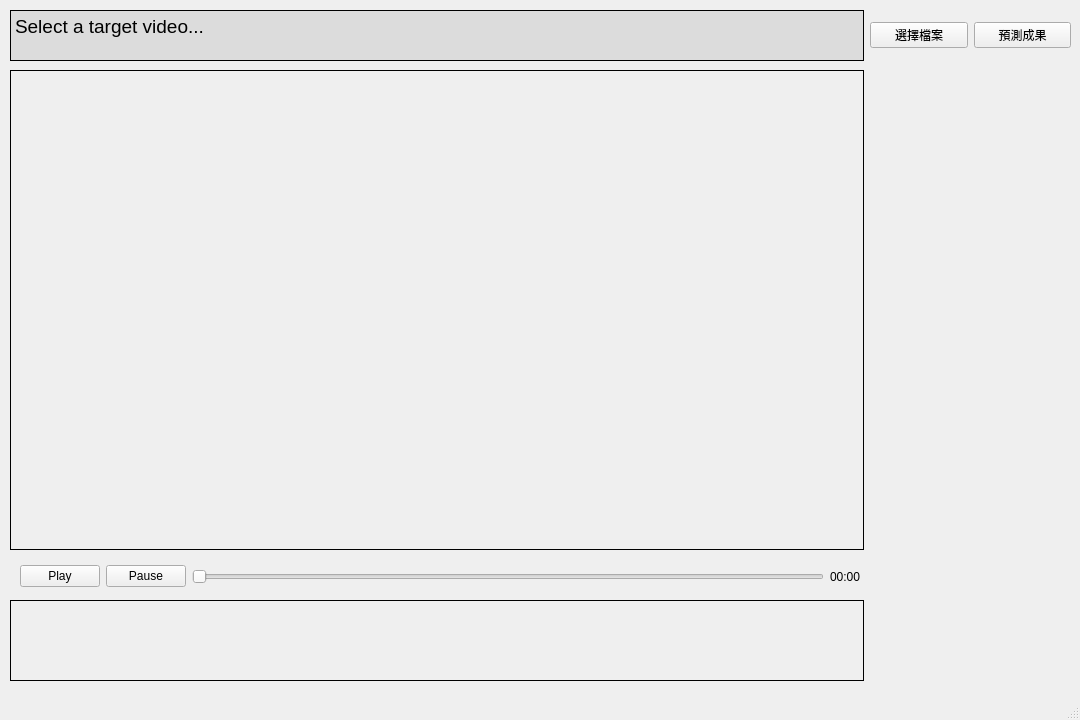
First picture: the form in src/UI/UI.ui, repository happy91512/EE_Graduation_Project, before the edit.
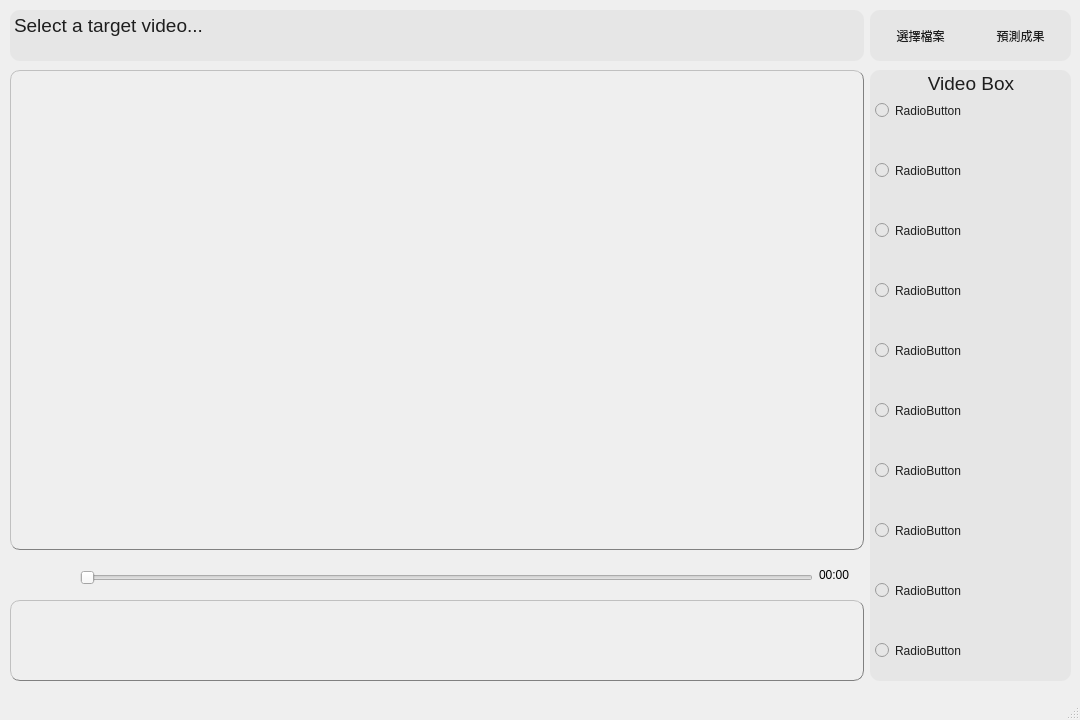
Second picture: the form after the edit. Icons and pictures are not drawn.

Commit message: [add&mod]Update new UI display and video box function. Add some UI images and GIFs.

```diff
--- a/src/UI/UI.ui
+++ b/src/UI/UI.ui
@@ -42,7 +42,11 @@
      <bool>false</bool>
     </property>
     <property name="styleSheet">
-     <string notr="true">background:rgb(220, 220, 220)</string>
+     <string notr="true">background:rgb(230, 230, 230);
+color: rgb(30, 30, 30);
+border-radius: 10px;
+border-style: outset;
+</string>
     </property>
     <property name="frameShape">
      <enum>QFrame::Box</enum>
@@ -64,22 +68,6 @@
 &lt;p style=&quot; margin-top:0px; margin-bottom:0px; margin-left:0px; margin-right:0px; -qt-block-indent:0; text-indent:0px;&quot;&gt;Select a target video...&lt;/p&gt;&lt;/body&gt;&lt;/html&gt;</string>
     </property>
    </widget>
-   <widget class="QLabel" name="show_video">
-    <property name="geometry">
-     <rect>
-      <x>10</x>
-      <y>70</y>
-      <width>854</width>
-      <height>480</height>
-     </rect>
-    </property>
-    <property name="frameShape">
-     <enum>QFrame::Box</enum>
-    </property>
-    <property name="text">
-     <string/>
-    </property>
-   </widget>
    <widget class="QLabel" name="show_analysis">
     <property name="geometry">
      <rect>
@@ -89,6 +77,12 @@
       <height>81</height>
      </rect>
     </property>
+    <property name="styleSheet">
+     <string notr="true">border-radius: 10px;
+border-style: outset;
+border-width: 1px;
+border-color: rgb(128, 128, 128);</string>
+    </property>
     <property name="frameShape">
      <enum>QFrame::Box</enum>
     </property>
@@ -96,97 +90,490 @@
      <string/>
     </property>
    </widget>
-   <widget class="QWidget" name="horizontalLayoutWidget">
-    <property name="geometry">
-     <rect>
-      <x>10</x>
-      <y>556</y>
-      <width>851</width>
-      <height>41</height>
-     </rect>
+   <widget class="QGroupBox" name="groupBox">
+    <property name="enabled">
+     <bool>true</bool>
     </property>
-    <layout class="QHBoxLayout" name="horizontalLayout">
-     <property name="leftMargin">
-      <number>10</number>
-     </property>
-     <property name="rightMargin">
-      <number>0</number>
-     </property>
-     <item>
-      <widget class="QPushButton" name="play">
-       <property name="text">
-        <string>Play</string>
-       </property>
-      </widget>
-     </item>
-     <item>
-      <widget class="QPushButton" name="pause">
-       <property name="text">
-        <string>Pause</string>
-       </property>
-      </widget>
-     </item>
-     <item>
-      <widget class="QSlider" name="slider">
-       <property name="orientation">
-        <enum>Qt::Horizontal</enum>
-       </property>
-      </widget>
-     </item>
-     <item>
-      <widget class="QLabel" name="video_time">
-       <property name="text">
-        <string>00:00</string>
-       </property>
-      </widget>
-     </item>
-    </layout>
-   </widget>
-   <widget class="QWidget" name="horizontalLayoutWidget_2">
     <property name="geometry">
      <rect>
       <x>870</x>
-      <y>10</y>
+      <y>70</y>
       <width>201</width>
+      <height>611</height>
+     </rect>
+    </property>
+    <property name="font">
+     <font>
+      <pointsize>14</pointsize>
+     </font>
+    </property>
+    <property name="styleSheet">
+     <string notr="true">border-radius: 10px;
+background:rgb(230, 230, 230);
+color: rgb(30, 30, 30);</string>
+    </property>
+    <property name="title">
+     <string>Video Box</string>
+    </property>
+    <property name="alignment">
+     <set>Qt::AlignCenter</set>
+    </property>
+    <property name="flat">
+     <bool>false</bool>
+    </property>
+    <widget class="QRadioButton" name="radioButton_2">
+     <property name="geometry">
+      <rect>
+       <x>5</x>
+       <y>90</y>
+       <width>150</width>
+       <height>21</height>
+      </rect>
+     </property>
+     <property name="text">
+      <string>RadioButton</string>
+     </property>
+    </widget>
+    <widget class="QRadioButton" name="radioButton_5">
+     <property name="geometry">
+      <rect>
+       <x>5</x>
+       <y>270</y>
+       <width>150</width>
+       <height>21</height>
+      </rect>
+     </property>
+     <property name="text">
+      <string>RadioButton</string>
+     </property>
+    </widget>
+    <widget class="QRadioButton" name="radioButton_3">
+     <property name="geometry">
+      <rect>
+       <x>5</x>
+       <y>150</y>
+       <width>150</width>
+       <height>21</height>
+      </rect>
+     </property>
+     <property name="text">
+      <string>RadioButton</string>
+     </property>
+    </widget>
+    <widget class="QRadioButton" name="radioButton_9">
+     <property name="geometry">
+      <rect>
+       <x>5</x>
+       <y>510</y>
+       <width>150</width>
+       <height>21</height>
+      </rect>
+     </property>
+     <property name="text">
+      <string>RadioButton</string>
+     </property>
+    </widget>
+    <widget class="QRadioButton" name="radioButton_7">
+     <property name="geometry">
+      <rect>
+       <x>5</x>
+       <y>390</y>
+       <width>150</width>
+       <height>21</height>
+      </rect>
+     </property>
+     <property name="text">
+      <string>RadioButton</string>
+     </property>
+    </widget>
+    <widget class="QRadioButton" name="radioButton_4">
+     <property name="geometry">
+      <rect>
+       <x>5</x>
+       <y>210</y>
+       <width>150</width>
+       <height>21</height>
+      </rect>
+     </property>
+     <property name="text">
+      <string>RadioButton</string>
+     </property>
+    </widget>
+    <widget class="QRadioButton" name="radioButton_6">
+     <property name="geometry">
+      <rect>
+       <x>5</x>
+       <y>330</y>
+       <width>150</width>
+       <height>21</height>
+      </rect>
+     </property>
+     <property name="text">
+      <string>RadioButton</string>
+     </property>
+    </widget>
+    <widget class="QRadioButton" name="radioButton_10">
+     <property name="geometry">
+      <rect>
+       <x>5</x>
+       <y>570</y>
+       <width>150</width>
+       <height>21</height>
+      </rect>
+     </property>
+     <property name="text">
+      <string>RadioButton</string>
+     </property>
+    </widget>
+    <widget class="QRadioButton" name="radioButton_1">
+     <property name="geometry">
+      <rect>
+       <x>5</x>
+       <y>30</y>
+       <width>150</width>
+       <height>21</height>
+      </rect>
+     </property>
+     <property name="text">
+      <string>RadioButton</string>
+     </property>
+    </widget>
+    <widget class="QRadioButton" name="radioButton_8">
+     <property name="geometry">
+      <rect>
+       <x>5</x>
+       <y>450</y>
+       <width>150</width>
+       <height>21</height>
+      </rect>
+     </property>
+     <property name="text">
+      <string>RadioButton</string>
+     </property>
+    </widget>
+    <widget class="QLabel" name="gif_1">
+     <property name="geometry">
+      <rect>
+       <x>165</x>
+       <y>25</y>
+       <width>30</width>
+       <height>30</height>
+      </rect>
+     </property>
+     <property name="frameShape">
+      <enum>QFrame::Box</enum>
+     </property>
+     <property name="text">
+      <string/>
+     </property>
+    </widget>
+    <widget class="QLabel" name="gif_2">
+     <property name="geometry">
+      <rect>
+       <x>165</x>
+       <y>85</y>
+       <width>30</width>
+       <height>30</height>
+      </rect>
+     </property>
+     <property name="frameShape">
+      <enum>QFrame::Box</enum>
+     </property>
+     <property name="text">
+      <string/>
+     </property>
+    </widget>
+    <widget class="QLabel" name="gif_3">
+     <property name="geometry">
+      <rect>
+       <x>165</x>
+       <y>145</y>
+       <width>30</width>
+       <height>30</height>
+      </rect>
+     </property>
+     <property name="frameShape">
+      <enum>QFrame::Box</enum>
+     </property>
+     <property name="text">
+      <string/>
+     </property>
+    </widget>
+    <widget class="QLabel" name="gif_4">
+     <property name="geometry">
+      <rect>
+       <x>165</x>
+       <y>205</y>
+       <width>30</width>
+       <height>30</height>
+      </rect>
+     </property>
+     <property name="frameShape">
+      <enum>QFrame::Box</enum>
+     </property>
+     <property name="text">
+      <string/>
+     </property>
+    </widget>
+    <widget class="QLabel" name="gif_5">
+     <property name="geometry">
+      <rect>
+       <x>165</x>
+       <y>265</y>
+       <width>30</width>
+       <height>30</height>
+      </rect>
+     </property>
+     <property name="frameShape">
+      <enum>QFrame::Box</enum>
+     </property>
+     <property name="text">
+      <string/>
+     </property>
+    </widget>
+    <widget class="QLabel" name="gif_6">
+     <property name="geometry">
+      <rect>
+       <x>165</x>
+       <y>325</y>
+       <width>30</width>
+       <height>30</height>
+      </rect>
+     </property>
+     <property name="frameShape">
+      <enum>QFrame::Box</enum>
+     </property>
+     <property name="text">
+      <string/>
+     </property>
+    </widget>
+    <widget class="QLabel" name="gif_7">
+     <property name="geometry">
+      <rect>
+       <x>165</x>
+       <y>385</y>
+       <width>30</width>
+       <height>30</height>
+      </rect>
+     </property>
+     <property name="frameShape">
+      <enum>QFrame::Box</enum>
+     </property>
+     <property name="text">
+      <string/>
+     </property>
+    </widget>
+    <widget class="QLabel" name="gif_8">
+     <property name="geometry">
+      <rect>
+       <x>165</x>
+       <y>445</y>
+       <width>30</width>
+       <height>30</height>
+      </rect>
+     </property>
+     <property name="frameShape">
+      <enum>QFrame::Box</enum>
+     </property>
+     <property name="text">
+      <string/>
+     </property>
+    </widget>
+    <widget class="QLabel" name="gif_9">
+     <property name="geometry">
+      <rect>
+       <x>165</x>
+       <y>505</y>
+       <width>30</width>
+       <height>30</height>
+      </rect>
+     </property>
+     <property name="frameShape">
+      <enum>QFrame::Box</enum>
+     </property>
+     <property name="text">
+      <string/>
+     </property>
+    </widget>
+    <widget class="QLabel" name="gif_10">
+     <property name="geometry">
+      <rect>
+       <x>165</x>
+       <y>565</y>
+       <width>30</width>
+       <height>30</height>
+      </rect>
+     </property>
+     <property name="frameShape">
+      <enum>QFrame::Box</enum>
+     </property>
+     <property name="text">
+      <string/>
+     </property>
+    </widget>
+   </widget>
+   <widget class="QPushButton" name="select_file">
+    <property name="geometry">
+     <rect>
+      <x>870</x>
+      <y>10</y>
+      <width>101</width>
       <height>51</height>
      </rect>
     </property>
-    <layout class="QHBoxLayout" name="horizontalLayout_2">
-     <item>
-      <widget class="QPushButton" name="select_file">
-       <property name="text">
-        <string>選擇檔案</string>
-       </property>
-       <property name="icon">
-        <iconset>
-         <normaloff>folder.png</normaloff>folder.png</iconset>
-       </property>
-       <property name="iconSize">
-        <size>
-         <width>24</width>
-         <height>32</height>
-        </size>
-       </property>
-      </widget>
-     </item>
-     <item>
-      <widget class="QPushButton" name="show_csv">
-       <property name="text">
-        <string>預測成果</string>
-       </property>
-       <property name="icon">
-        <iconset>
-         <normaloff>docs.png</normaloff>docs.png</iconset>
-       </property>
-       <property name="iconSize">
-        <size>
-         <width>24</width>
-         <height>32</height>
-        </size>
-       </property>
-      </widget>
-     </item>
-    </layout>
+    <property name="styleSheet">
+     <string notr="true">background:rgb(230, 230, 230);
+border-radius: 10px; 
+border-style: outset;
+border-color: black; 
+color: rgb(30, 30, 30);
+border-top-right-radius: 0px;
+border-bottom-right-radius: 0px;
+
+</string>
+    </property>
+    <property name="text">
+     <string>選擇檔案</string>
+    </property>
+    <property name="icon">
+     <iconset>
+      <normaloff>folder.png</normaloff>folder.png</iconset>
+    </property>
+    <property name="iconSize">
+     <size>
+      <width>24</width>
+      <height>32</height>
+     </size>
+    </property>
+   </widget>
+   <widget class="QPushButton" name="show_csv">
+    <property name="geometry">
+     <rect>
+      <x>970</x>
+      <y>10</y>
+      <width>101</width>
+      <height>51</height>
+     </rect>
+    </property>
+    <property name="styleSheet">
+     <string notr="true">border-radius: 10px; 
+border-style: outset;
+background:rgb(230, 230, 230);
+border-top-left-radius: 0px;
+border-bottom-left-radius: 0px;
+color: rgb(30, 30, 30);</string>
+    </property>
+    <property name="text">
+     <string>預測成果</string>
+    </property>
+    <property name="icon">
+     <iconset>
+      <normaloff>docs.png</normaloff>docs.png</iconset>
+    </property>
+    <property name="iconSize">
+     <size>
+      <width>24</width>
+      <height>24</height>
+     </size>
+    </property>
+    <property name="autoDefault">
+     <bool>false</bool>
+    </property>
+    <property name="default">
+     <bool>false</bool>
+    </property>
+    <property name="flat">
+     <bool>false</bool>
+    </property>
+   </widget>
+   <widget class="QLabel" name="show_video">
+    <property name="geometry">
+     <rect>
+      <x>10</x>
+      <y>70</y>
+      <width>854</width>
+      <height>480</height>
+     </rect>
+    </property>
+    <property name="styleSheet">
+     <string notr="true">border-radius: 10px;
+border-style: outset;
+border-width: 1px;
+border-color: rgb(128, 128, 128);</string>
+    </property>
+    <property name="frameShape">
+     <enum>QFrame::NoFrame</enum>
+    </property>
+    <property name="text">
+     <string/>
+    </property>
+    <property name="alignment">
+     <set>Qt::AlignCenter</set>
+    </property>
+   </widget>
+   <widget class="QPushButton" name="play_pause">
+    <property name="geometry">
+     <rect>
+      <x>6</x>
+      <y>549</y>
+      <width>68</width>
+      <height>50</height>
+     </rect>
+    </property>
+    <property name="text">
+     <string/>
+    </property>
+    <property name="icon">
+     <iconset>
+      <normaloff>play-button.png</normaloff>play-button.png</iconset>
+    </property>
+    <property name="iconSize">
+     <size>
+      <width>35</width>
+      <height>35</height>
+     </size>
+    </property>
+    <property name="autoDefault">
+     <bool>true</bool>
+    </property>
+    <property name="default">
+     <bool>false</bool>
+    </property>
+    <property name="flat">
+     <bool>true</bool>
+    </property>
+   </widget>
+   <widget class="QLabel" name="video_time">
+    <property name="geometry">
+     <rect>
+      <x>819</x>
+      <y>550</y>
+      <width>36</width>
+      <height>50</height>
+     </rect>
+    </property>
+    <property name="text">
+     <string>00:00</string>
+    </property>
+   </widget>
+   <widget class="QSlider" name="slider">
+    <property name="geometry">
+     <rect>
+      <x>80</x>
+      <y>565</y>
+      <width>733</width>
+      <height>25</height>
+     </rect>
+    </property>
+    <property name="tracking">
+     <bool>true</bool>
+    </property>
+    <property name="orientation">
+     <enum>Qt::Horizontal</enum>
+    </property>
+    <property name="tickPosition">
+     <enum>QSlider::NoTicks</enum>
+    </property>
    </widget>
   </widget>
   <widget class="QStatusBar" name="statusbar"/>
```
Left out of the diff: 3 changed lines with no effect on the pictures. The commit also changes 7 other files.
